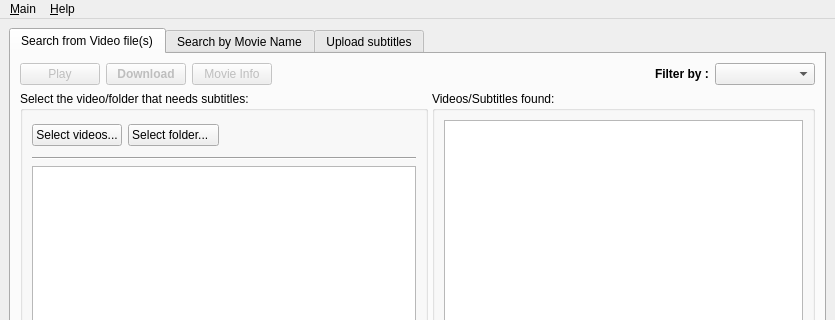
The window that gui/main.ui (subdownloader/subdownloader) describes before a commit, drawn with Qt 5; both pictures show x 0 to 835 and y 0 to 320 of the 835 by 726 pixel window.
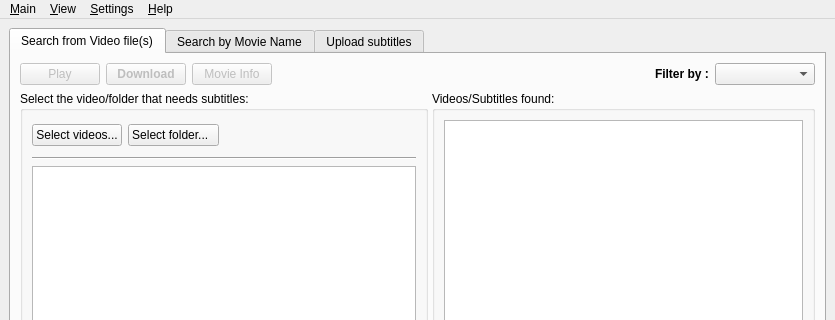
The same window after the commit. Icons and pictures are not drawn. Custom widgets are drawn as their Qt base class.

Commit message: added paypal icon in statusbar added login button in statusbar added qprogressdialog for connection/login now the About dialog shows the version of the app added more menu items

The edit to the form file:
```diff
--- a/gui/main.ui
+++ b/gui/main.ui
@@ -1018,7 +1018,22 @@
     <addaction name="separator" />
     <addaction name="action_HelpAbout" />
    </widget>
+   <widget class="QMenu" name="menu_Preferences" >
+    <property name="title" >
+     <string>&amp;Settings</string>
+    </property>
+    <addaction name="action_ShowPreferences" />
+   </widget>
+   <widget class="QMenu" name="menuView" >
+    <property name="title" >
+     <string>&amp;View</string>
+    </property>
+    <addaction name="action_LogMessages" />
+    <addaction name="action_ShowHideTreeFolder" />
+   </widget>
    <addaction name="menuMain" />
+   <addaction name="menuView" />
+   <addaction name="menu_Preferences" />
    <addaction name="menu_Help" />
   </widget>
   <action name="action_Quit" >
```
Left out of the diff: 51 changed lines with no effect on the pictures. The commit also changes 9 other files.
